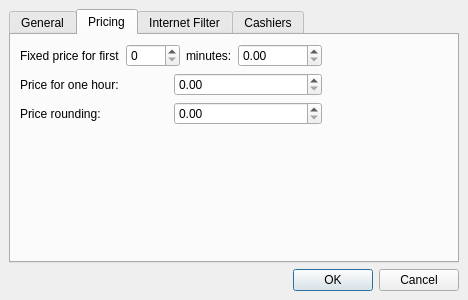
First picture: the form in pykafe/server/settingswindow.ui, repository jnmbk/pykafe, before the edit.
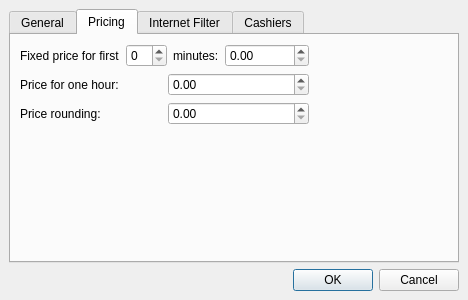
Second picture: the form after the edit. The open tabs and pages were chosen to show the change. Icons and pictures are not drawn.

Diff of the .ui file:
```diff
--- a/pykafe/server/settingswindow.ui
+++ b/pykafe/server/settingswindow.ui
@@ -142,7 +142,7 @@
          <item>
           <widget class="QSpinBox" name="pricing_minutes" >
            <property name="maximum" >
-            <number>3600</number>
+            <number>60</number>
            </property>
            <property name="singleStep" >
             <number>15</number>
```
Left out of the diff: 50 changed lines with no effect on the pictures.
